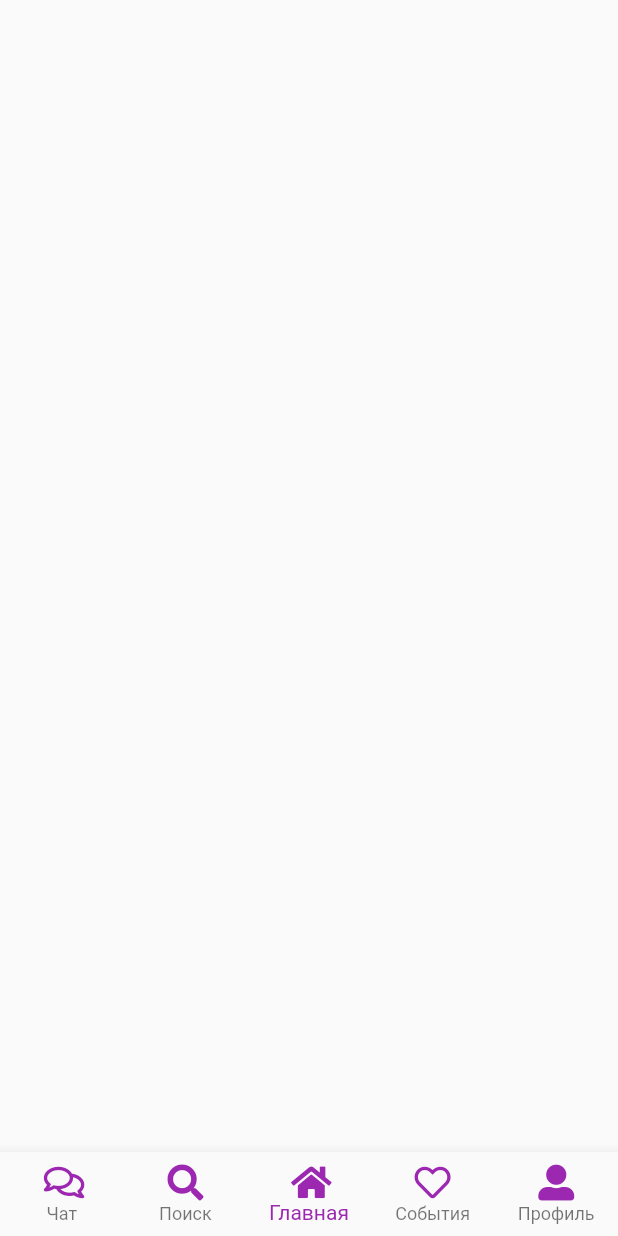
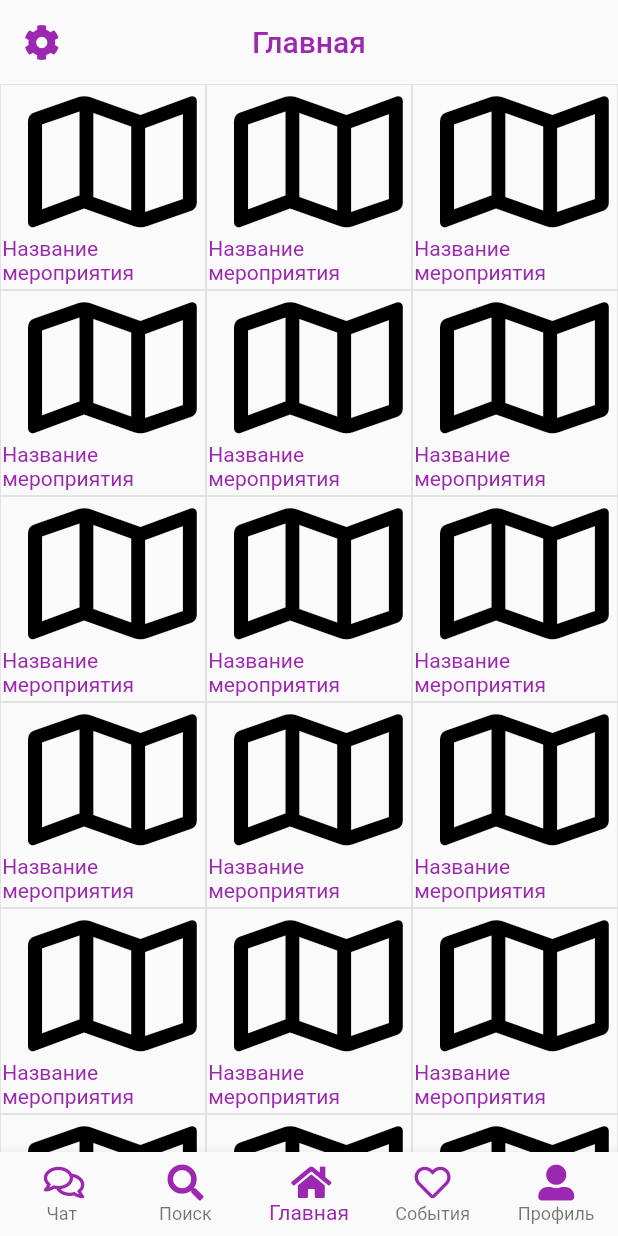
Before and after one commit to mgkit-inc/mobile-gotogether, a Flutter app: the MainPage screen opened by its route, on a phone screen of 412 x 824 dp. Run offline on Flutter 3.47's test engine with Material 2 defaults, Android fonts, the phone set to English and light mode, and no system bars; our stand-ins replace font_awesome_flutter; Roboto replaces fonts that are missing (Nexa).

Commit message:
create page for home and search

```diff
--- a/lib/mainScreens/pages/home.dart
+++ b/lib/mainScreens/pages/home.dart
@@ -1,4 +1,5 @@
 import 'package:flutter/material.dart';
+import 'package:font_awesome_flutter/font_awesome_flutter.dart';
 
 class HomePage extends StatefulWidget {
   @override
@@ -8,6 +9,36 @@ class HomePage extends StatefulWidget {
 class _HomePageState extends State<HomePage> {
   @override
   Widget build(BuildContext context) {
-    return Container();
+    return Scaffold(
+      appBar: AppBar(
+        elevation: 0.0,
+        centerTitle: true,
+        leading: Icon(FontAwesomeIcons.cog, color: Colors.purple),
+        backgroundColor: Colors.transparent,
+        title: Text('Главная', style: TextStyle(color: Colors.purple, fontFamily: "Nexa"),),
+      ),
+      body: Container(
+        child: GridView.count(
+            crossAxisCount: 3, // TODO: сделать настройки для выбора сетки для юзера
+            scrollDirection: Axis.vertical,
+          children: List.generate(50, (index){
+            return Center(
+              child: Container(
+                decoration: BoxDecoration(
+                  border: Border.all(color: Colors.black12, width: .5), // TODO: убрать бордер, когда забивать данными буду
+                ),
+                padding: const EdgeInsets.all(1.0),
+                child: Column(
+                  children: <Widget>[
+                    Icon(FontAwesomeIcons.map, color: Colors.black, size: 100.0,), // TODO: картинки сюда от мероприятия место иконок
+                    Text('Название мероприятия', style: TextStyle(color: Colors.purple)),
+                  ],
+                ),
+              ),
+            );
+          }),
+        ),
+      ),
+    );
   }
 }
```
Also changed, not shown: lib/mainScreens/pages/search.dart (+24 -1 lines), screens/home.png (added), screens/search.png (added), 1 other file.
